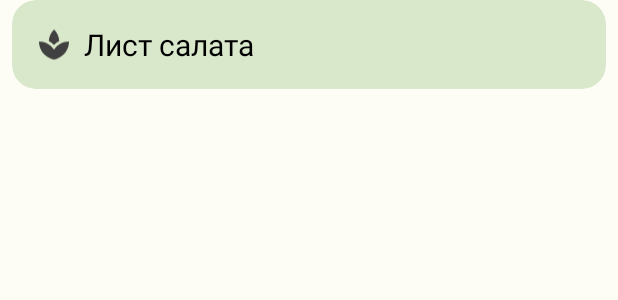
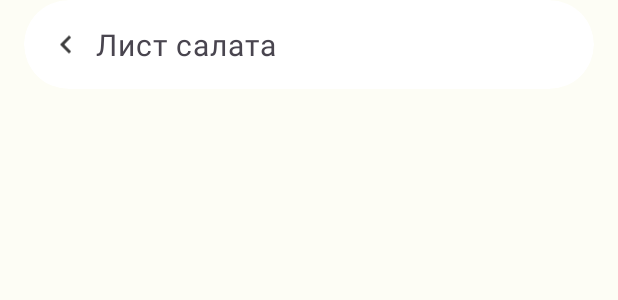
Before and after one commit to lnoxxx/BookOfRecipes, an Android app: the layout ingredient_item.xml on its own in the app's theme, with its tools: preview values and no code run, on a phone screen of 412 x 824 dp. Shown: the top 300 px of the screen. Run offline under Robolectric (Android 15) with nearby library versions, the light colour scheme and no system bars.

Commit message:
Update ingredient_item.xml

```diff
--- a/app/src/main/res/layout/ingredient_item.xml
+++ b/app/src/main/res/layout/ingredient_item.xml
@@ -6,13 +6,13 @@
     android:layout_height="wrap_content">
 
     <androidx.cardview.widget.CardView
+        android:id="@+id/cvItemList"
         android:layout_width="0dp"
         android:layout_height="wrap_content"
-        android:layout_marginStart="8dp"
-        android:layout_marginEnd="8dp"
+        android:layout_marginStart="16dp"
+        android:layout_marginEnd="16dp"
         android:layout_marginBottom="16dp"
-        app:cardBackgroundColor="@color/md_theme_light_secondaryContainer"
-        app:cardCornerRadius="16dp"
+        app:cardCornerRadius="30dp"
         app:cardElevation="0dp"
         app:layout_constraintBottom_toBottomOf="parent"
         app:layout_constraintEnd_toEndOf="parent"
@@ -20,7 +20,7 @@
         app:layout_constraintTop_toTopOf="parent">
 
         <LinearLayout
-            android:layout_width="match_parent"
+            android:layout_width="wrap_content"
             android:layout_height="match_parent"
             android:layout_marginHorizontal="16dp"
             android:layout_marginVertical="16dp"
@@ -30,16 +30,18 @@
                 android:id="@+id/imageView2"
                 android:layout_width="wrap_content"
                 android:layout_height="match_parent"
-                app:srcCompat="@drawable/ic_ingredient_list" />
+                app:srcCompat="@drawable/ic_delarray" />
 
             <TextView
                 android:id="@+id/textView5"
-                android:layout_width="match_parent"
+                style="@style/Widget.Material3.MaterialTimePicker.Display.HelperText"
+                android:layout_width="wrap_content"
                 android:layout_height="wrap_content"
-                android:layout_marginLeft="8dp"
+                android:layout_marginHorizontal="8dp"
+                android:lineHeight="20sp"
                 android:text="Лист салата"
-                android:textColor="@color/black"
                 android:textSize="20sp" />
+
         </LinearLayout>
 
     </androidx.cardview.widget.CardView>
```
